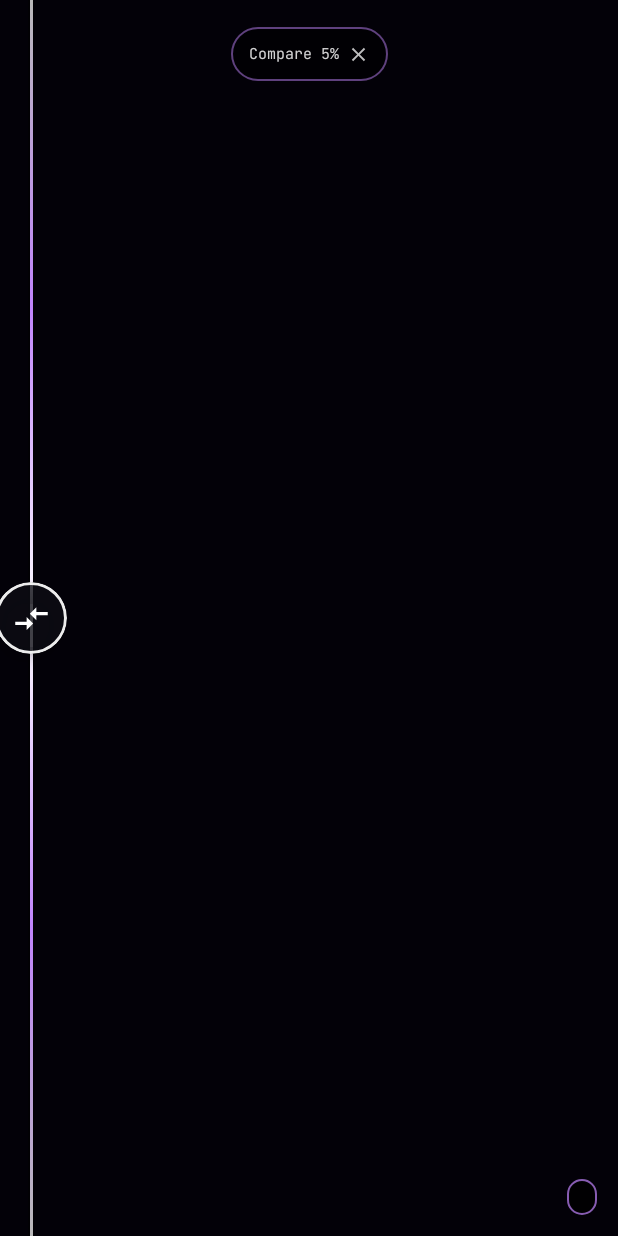
After one commit to TastyShushy/ZenithFox-Browser, an Android app built with Jetpack Compose: the composable SplitCompareOverlay called with empty values, on a phone screen of 412 x 824 dp. The commit adds this screen. Run offline under Robolectric (Android 15) with nearby library versions, the phone set to English and light mode, and no system bars.

Commit message:
feat: add interactive side-by-side comparison slider
Introduced a draggable split-screen overlay for real-time before/after 4K enhancement comparison, including UI controls and viewport integration.

```diff
--- /dev/null
+++ b/app/src/main/java/com/example/ui/screens/SplitCompareOverlay.kt
@@ -0,0 +1,279 @@
+package com.example.ui.screens
+
+import androidx.compose.animation.core.animateFloatAsState
+import androidx.compose.animation.core.spring
+import androidx.compose.animation.core.tween
+import androidx.compose.foundation.BorderStroke
+import androidx.compose.foundation.background
+import androidx.compose.foundation.gestures.detectHorizontalDragGestures
+import androidx.compose.foundation.layout.Arrangement
+import androidx.compose.foundation.layout.Box
+import androidx.compose.foundation.layout.BoxWithConstraints
+import androidx.compose.foundation.layout.Row
+import androidx.compose.foundation.layout.fillMaxHeight
+import androidx.compose.foundation.layout.fillMaxSize
+import androidx.compose.foundation.layout.heightIn
+import androidx.compose.foundation.layout.offset
+import androidx.compose.foundation.layout.padding
+import androidx.compose.foundation.layout.size
+import androidx.compose.foundation.layout.statusBarsPadding
+import androidx.compose.foundation.layout.width
+import androidx.compose.foundation.shape.CircleShape
+import androidx.compose.foundation.shape.RoundedCornerShape
+import androidx.compose.material.icons.Icons
+import androidx.compose.material.icons.filled.Close
+import androidx.compose.material.icons.filled.CompareArrows
+import androidx.compose.material3.Icon
+import androidx.compose.material3.MaterialTheme
+import androidx.compose.material3.Surface
+import androidx.compose.material3.Text
+import androidx.compose.runtime.Composable
+import androidx.compose.runtime.LaunchedEffect
+import androidx.compose.runtime.getValue
+import androidx.compose.runtime.mutableFloatStateOf
+import androidx.compose.runtime.mutableStateOf
+import androidx.compose.runtime.remember
+import androidx.compose.runtime.setValue
+import androidx.compose.ui.Alignment
+import androidx.compose.ui.Modifier
+import androidx.compose.ui.draw.alpha
+import androidx.compose.ui.draw.scale
+import androidx.compose.ui.draw.shadow
+import androidx.compose.ui.graphics.Brush
+import androidx.compose.ui.graphics.Color
+import androidx.compose.ui.hapticfeedback.HapticFeedbackType
+import androidx.compose.ui.input.pointer.pointerInput
+import androidx.compose.ui.platform.LocalDensity
+import androidx.compose.ui.platform.LocalHapticFeedback
+import androidx.compose.ui.platform.testTag
+import androidx.compose.ui.text.font.FontWeight
+import androidx.compose.ui.unit.IntOffset
+import androidx.compose.ui.unit.dp
+import kotlinx.coroutines.delay
+import kotlin.math.abs
+import kotlin.math.roundToInt
+
+/**
+ * Interactive physical side-by-side Before / After comparison divider overlaid directly
+ * on top of the playing anime video (works in both regular and fullscreen modes).
+ *
+ * Non-blocking design: ONLY the 56.dp vertical divider rail & center drag knob capture
+ * horizontal drag gestures, so the user can still tap play/pause, seek, or use video
+ * player controls anywhere else on the screen while comparing live!
+ */
+@Composable
+fun SplitCompareOverlay(
+  splitPosition: Float,
+  rightSideLabel: String,
+  isFullscreen: Boolean,
+  onSplitPositionChange: (Float) -> Unit,
+  onExitCompare: () -> Unit,
+  modifier: Modifier = Modifier
+) {
+  val density = LocalDensity.current
+  val haptics = LocalHapticFeedback.current
+
+  var localPos by remember { mutableFloatStateOf(splitPosition.coerceIn(0.05f, 0.95f)) }
+  var isDragging by remember { mutableStateOf(false) }
+  var labelsBright by remember { mutableStateOf(true) }
+  var lastCenterTickSide by remember { mutableStateOf(if (splitPosition < 0.5f) -1 else 1) }
+
+  // Keep synced if changed externally (e.g. from bottom sheet)
+  LaunchedEffect(splitPosition, isDragging) {
+    if (!isDragging) {
+      localPos = splitPosition.coerceIn(0.05f, 0.95f)
+    }
+  }
+
+  // Gently soften labels after idle so the anime remains unobstructed
+  LaunchedEffect(isDragging, localPos) {
+    if (isDragging) {
+      labelsBright = true
+    } else {
+      labelsBright = true
+      delay(2800L)
+      labelsBright = false
+    }
+  }
+
+  val labelAlpha by animateFloatAsState(
+    targetValue = if (isDragging || labelsBright) 0.94f else 0.42f,
+    animationSpec = tween(durationMillis = 260),
+    label = "compare_label_alpha"
+  )
+  val knobScale by animateFloatAsState(
+    targetValue = if (isDragging) 1.12f else 1.0f,
+    animationSpec = spring(dampingRatio = 0.65f, stiffness = 420f),
+    label = "compare_knob_scale"
+  )
+
+  BoxWithConstraints(modifier = modifier.fillMaxSize()) {
+    val widthPx = constraints.maxWidth.coerceAtLeast(1).toFloat()
+    val stripWidthDp = 56.dp
+    val stripWidthPx = with(density) { stripWidthDp.toPx() }
+    val dividerXPx = (localPos * widthPx).coerceIn(stripWidthPx * 0.35f, widthPx - stripWidthPx * 0.35f)
+    val accentColor = MaterialTheme.colorScheme.primary
+
+    // 1. Draggable vertical divider strip + tactile circular grab knob (only this 56.dp strip consumes drags!)
+    Box(
+      contentAlignment = Alignment.Center,
+      modifier = Modifier
+        .fillMaxHeight()
+        .width(stripWidthDp)
+        .offset { IntOffset(x = (dividerXPx - stripWidthPx * 0.5f).roundToInt(), y = 0) }
+        .testTag("physical_split_slider_handle")
+        .pointerInput(widthPx) {
+          detectHorizontalDragGestures(
+            onDragStart = {
+              isDragging = true
+              labelsBright = true
+              haptics.performHapticFeedback(HapticFeedbackType.TextHandleMove)
+            },
+            onDragEnd = { isDragging = false },
+            onDragCancel = { isDragging = false },
+            onHorizontalDrag = { change, dragAmount ->
+              change.consume()
+              val next = (localPos + (dragAmount / widthPx)).coerceIn(0.05f, 0.95f)
+              val side = when {
+                abs(next - 0.5f) < 0.014f -> 0
+                next < 0.5f -> -1
+                else -> 1
+              }
+              if (side == 0 && lastCenterTickSide != 0) {
+                haptics.performHapticFeedback(HapticFeedbackType.TextHandleMove)
+              }
+              lastCenterTickSide = side
+              localPos = next
+              onSplitPositionChange(next)
+            }
+          )
+        }
+    ) {
+      // Dark outer halo so the divider line stays razor-sharp against bright sky/snow anime frames
+      Box(
+        modifier = Modifier
+          .fillMaxHeight()
+          .width(4.dp)
+          .background(Color.Black.copy(alpha = 0.45f))
+      )
+      // Luminous crisp center line
+      Box(
+        modifier = Modifier
+          .fillMaxHeight()
+          .width(2.dp)
+          .background(
+            Brush.verticalGradient(
+              colors = listOf(
+                Color.White.copy(alpha = 0.72f),
+                accentColor,
+                Color.White,
+                accentColor,
+                Color.White.copy(alpha = 0.72f)
+              )
+            )
+          )
+      )
+
+      // Tactile 48.dp physical drag knob in the vertical center
+      Surface(
+        shape = CircleShape,
+        color = Color(0xFF0E0E14).copy(alpha = if (isDragging) 0.94f else 0.78f),
+        contentColor = Color.White,
+        border = BorderStroke(
+          width = if (isDragging) 2.5.dp else 1.8.dp,
+          color = if (isDragging) accentColor else Color.White.copy(alpha = 0.92f)
+        ),
+        modifier = Modifier
+          .size(48.dp)
+          .scale(knobScale)
+          .shadow(elevation = if (isDragging) 12.dp else 6.dp, shape = CircleShape)
+      ) {
+        Box(contentAlignment = Alignment.Center, modifier = Modifier.fillMaxSize()) {
+          Icon(
+            imageVector = Icons.Filled.CompareArrows,
+            contentDescription = "Drag left or right to compare Original vs 4K Anime4K",
+            tint = if (isDragging) accentColor else Color.White,
+            modifier = Modifier.size(26.dp)
+          )
+        }
+      }
+    }
+
+    // 2. Dynamic ORIGINAL (left) & 4K ANIME4K (right) floating labels pinned to the top safe area
+    val topBadgeModifier = Modifier
+      .then(if (isFullscreen) Modifier.statusBarsPadding() else Modifier)
+      .padding(top = 12.dp)
+
+    // Left badge: ORIGINAL
+    if (localPos > 0.16f) {
+      Surface(
+        shape = RoundedCornerShape(10.dp),
+        color = Color.Black.copy(alpha = 0.62f),
+        border = BorderStroke(1.dp, Color.White.copy(alpha = 0.25f)),
+        modifier = topBadgeModifier
+          .align(Alignment.TopStart)
+          .padding(start = 12.dp)
+          .alpha(labelAlpha)
+      ) {
+        Text(
+          text = "ORIGINAL",
+          style = MaterialTheme.typography.labelSmall.copy(fontWeight = FontWeight.Bold),
+          color = Color.White,
+          modifier = Modifier.padding(horizontal = 10.dp, vertical = 5.dp)
+        )
+      }
+    }
+
+    // Right badge: 4K ANIME4K (positioned clearly away from the top-end FullscreenToolsCornerPill)
+    if (localPos < 0.84f) {
+      Surface(
+        shape = RoundedCornerShape(10.dp),
+        color = Color.Black.copy(alpha = 0.68f),
+        border = BorderStroke(1.dp, accentColor.copy(alpha = 0.75f)),
+        modifier = Modifier
+          .align(Alignment.BottomEnd)
+          .padding(end = 14.dp, bottom = if (isFullscreen) 56.dp else 14.dp)
+          .alpha(labelAlpha)
+      ) {
+        Text(
+          text = rightSideLabel,
+          style = MaterialTheme.typography.labelSmall.copy(fontWeight = FontWeight.Bold),
+          color = accentColor,
+          modifier = Modifier.padding(horizontal = 10.dp, vertical = 5.dp)
+        )
+      }
+    }
+
+    // 3. Compact top-center Exit Compare pill (one-tap off while playing anime, >= 48dp touch height)
+    Surface(
+      onClick = onExitCompare,
+      shape = RoundedCornerShape(20.dp),
+      color = Color.Black.copy(alpha = if (isDragging) 0.82f else 0.56f),
+      contentColor = Color.White,
+      border = BorderStroke(1.dp, accentColor.copy(alpha = 0.6f)),
+      modifier = topBadgeModifier
+        .align(Alignment.TopCenter)
+        .heightIn(min = 36.dp)
+        .alpha(if (isDragging) 1f else 0.82f)
+        .testTag("exit_split_compare_button")
+    ) {
+      Row(
+        verticalAlignment = Alignment.CenterVertically,
+        horizontalArrangement = Arrangement.spacedBy(5.dp),
+        modifier = Modifier.padding(horizontal = 12.dp, vertical = 7.dp)
+      ) {
+        Text(
+          text = "Compare ${(localPos * 100).roundToInt()}%",
+          style = MaterialTheme.typography.labelSmall.copy(fontWeight = FontWeight.Bold),
+          color = Color.White
+        )
+        Icon(
+          imageVector = Icons.Filled.Close,
+          contentDescription = "Exit side-by-side comparison",
+          tint = Color.White.copy(alpha = 0.9f),
+          modifier = Modifier.size(15.dp)
+        )
+      }
+    }
+  }
+}
```
Also changed, not shown: app/src/main/java/com/example/MainActivity.kt (+22 -0 lines), app/src/main/java/com/example/engine/ChromiumEngineManager.kt (+14 -0 lines), app/src/main/java/com/example/ui/screens/VideoControlsOverlay.kt (+13 -0 lines), app/src/main/java/com/example/ui/screens/VideoEnhancementSheet.kt (+46 -12 lines), app/src/main/java/com/example/viewmodel/BrowserViewModel.kt (+25 -0 lines), 3 other files.
